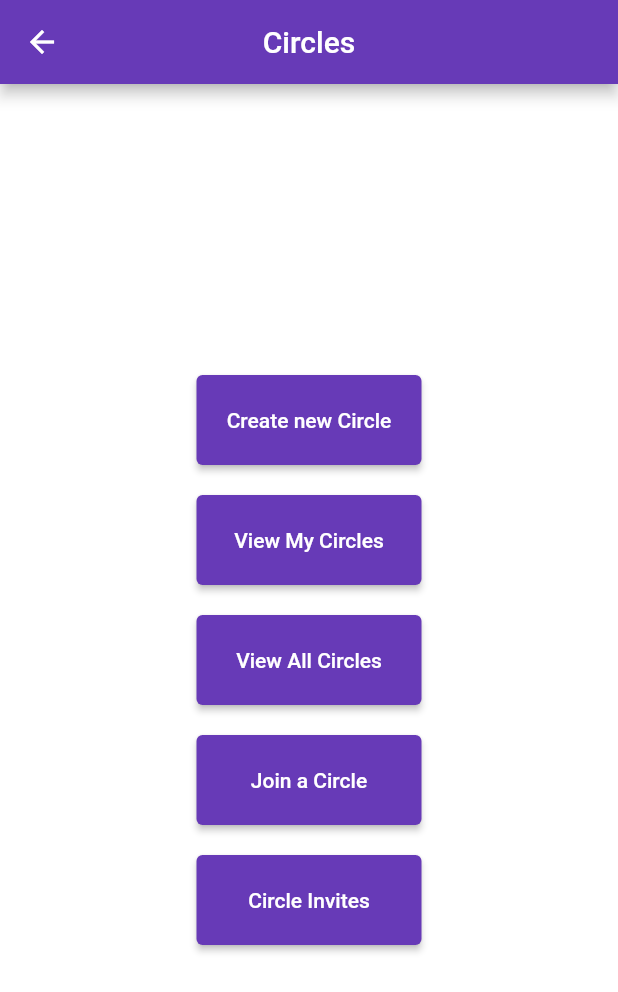
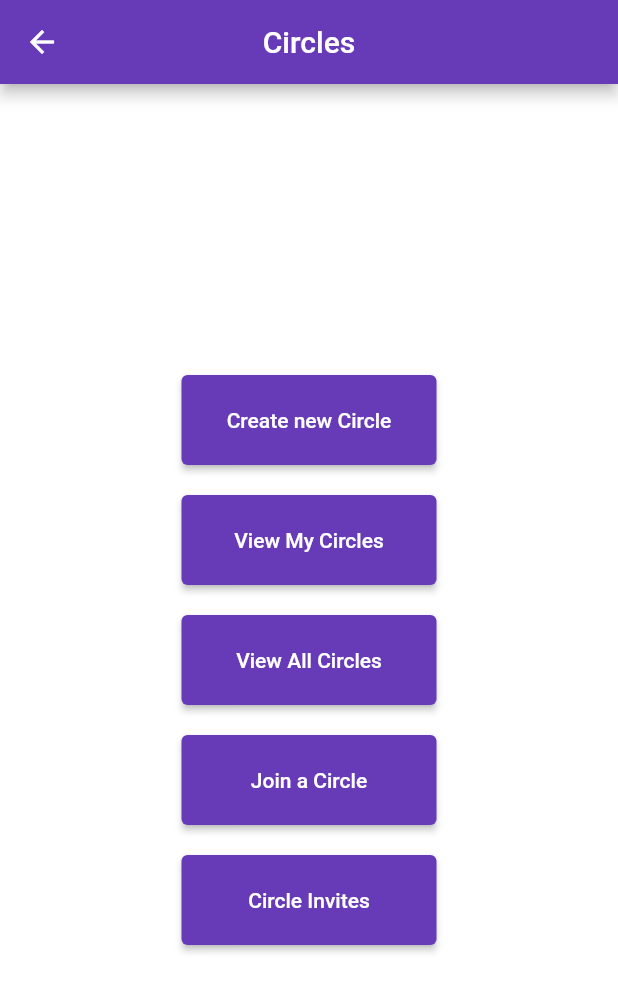
Before and after one commit to rehan-devsinc/circle_19_12, a Flutter app: the CircleButtonScreens screen opened directly, on a phone screen of 412 x 824 dp. Shown: the top 992 px of the screen. Run offline on Flutter 3.47's test engine with Material 2 defaults, Android fonts, the phone set to English and light mode, and no system bars; our stand-ins replace cached_network_image, cloud_firestore, faker, file_picker, firebase_auth, firebase_core and 22 more; missing offline and left inert: custom_map_markers, flutter_firebase_chat_core, flutter_google_places, flutter_polyline_points, google_maps_webservice; accounts and stored records are empty.

```diff
--- a/lib/screens/buttons_screens/circle_buttons_screens.dart
+++ b/lib/screens/buttons_screens/circle_buttons_screens.dart
@@ -31,7 +31,7 @@ class CircleButtonScreens extends StatelessWidget {
           ElevatedButton(
               child: const Text("Create new Circle", style: TextStyle(),textAlign: TextAlign.center),
               style: ElevatedButton.styleFrom(
-                fixedSize: Size(150, 60)
+                fixedSize: Size(170, 60)
               ),
               onPressed: () {
                 Navigator.push(
@@ -47,7 +47,7 @@ class CircleButtonScreens extends StatelessWidget {
               child: const Text("View My Circles"),
               style: ElevatedButton.styleFrom(
                   // shape: CircleBorder(side: BorderSide(color: Colors.white)),
-                  fixedSize: Size(150, 60)
+                  fixedSize: Size(170, 60)
               ),
               onPressed: () {
                 Get.to(const RoomsPage(goToInfoPage: true,hideLogout: true, appBarTitle: "Circles",));
@@ -59,7 +59,7 @@ class CircleButtonScreens extends StatelessWidget {
               child: const Text("View All Circles"),
               style: ElevatedButton.styleFrom(
                 // shape: CircleBorder(side: BorderSide(color: Colors.white)),
-                  fixedSize: Size(150, 60)
+                  fixedSize: Size(170, 60)
               ),
 
               onPressed: () {
@@ -72,7 +72,7 @@ class CircleButtonScreens extends StatelessWidget {
               child: const Text("  Join a Circle  "),
               style: ElevatedButton.styleFrom(
                 // shape: CircleBorder(side: BorderSide(color: Colors.white)),
-                  fixedSize: Size(150, 60)
+                  fixedSize: Size(170, 60)
               ),
 
               onPressed: () async{
@@ -98,7 +98,7 @@ class CircleButtonScreens extends StatelessWidget {
                         );
                       },
                       style: ElevatedButton.styleFrom(
-                          fixedSize: const Size(150, 60)
+                          fixedSize: const Size(170, 60)
                       )
                   );
                 }
@@ -144,7 +144,7 @@ class CircleButtonScreens extends StatelessWidget {
                       );
                     },
                     style: ElevatedButton.styleFrom(
-                        fixedSize: const Size(150, 60)
+                        fixedSize: const Size(170, 60)
                     )
                 );
               }
```
Also changed, not shown: lib/screens/buttons_screens/event_buttons_screens.dart (+4 -4 lines).
